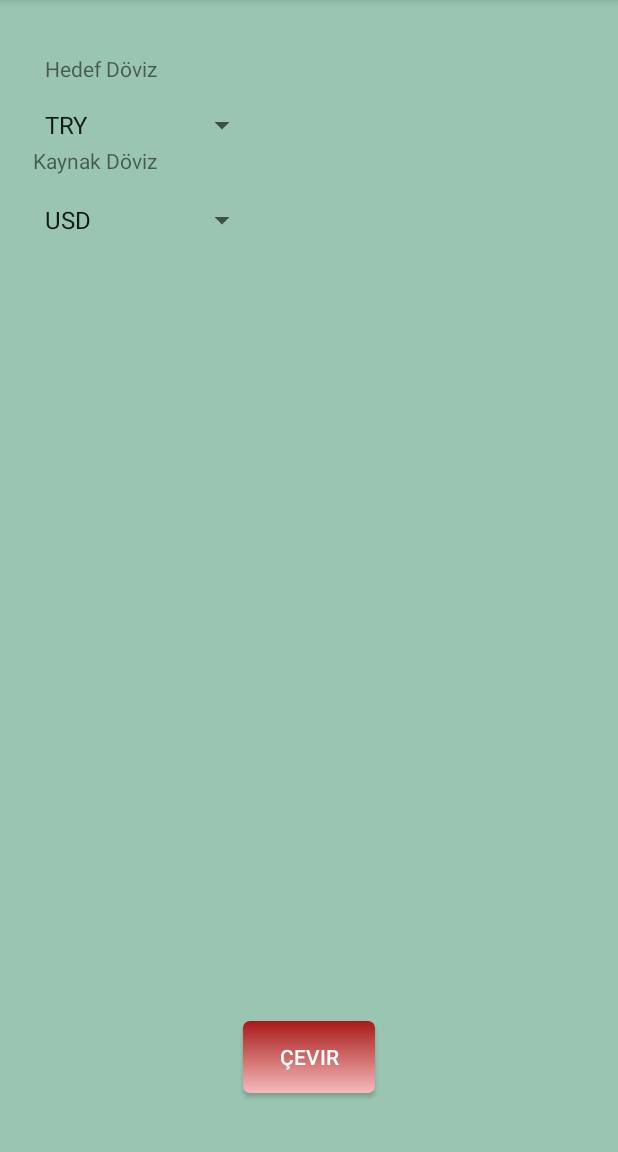
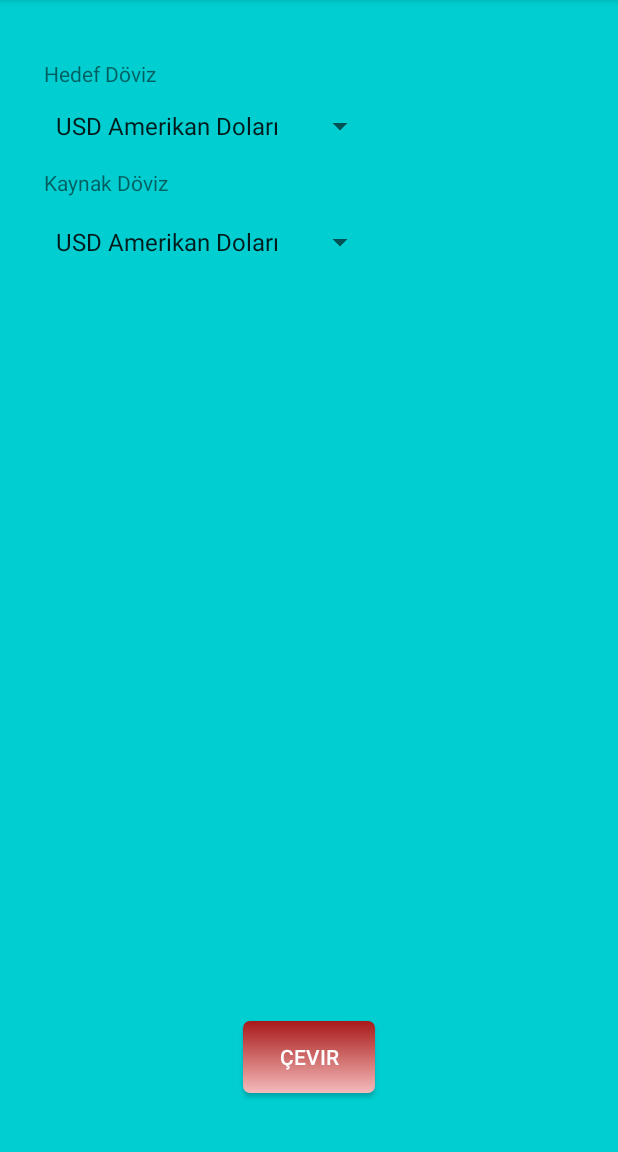
Before and after one commit to ibrahimd1/KameraIleDovizCevrim, an Android app: the screen it shows after launch (MainActivity), on a phone screen of 412 x 824 dp, the part 84-1236 px from its top. Run offline under Robolectric (Android 15) with nearby library versions, the phone set to English and light mode, and no system bars; Roboto replaces fonts that are not available here.

Commit message:
değişiklik yapıldı

```diff
--- a/app/src/main/java/kamerailedovizcevrim/com/kamerledvizevrim/DovizCevrim.java
+++ b/app/src/main/java/kamerailedovizcevrim/com/kamerledvizevrim/DovizCevrim.java
@@ -322,8 +322,8 @@ public class DovizCevrim extends AppCompatActivity implements View.OnClickListen
 
                 String oran = jsonObject.getJSONObject(kaynakDoviz + "_" + hedefDoviz).getString("val").toString();
 
-                Double sonuc = Double.valueOf(fiyat) * Double.parseDouble(oran);
-                mTextView.setText(fiyat.toString() + kaynakDoviz + " : " + sonuc.toString() + hedefDoviz);
+                Double sonuc = Double.valueOf(fiyat) * Math.round(Double.parseDouble(oran));
+                mTextView.setText(fiyat.toString() + " " + kaynakDoviz + " : " + sonuc.toString() + " " + hedefDoviz);
 
             } catch (JSONException e) {
                 e.printStackTrace();
--- a/app/src/main/java/kamerailedovizcevrim/com/kamerledvizevrim/MainActivity.java
+++ b/app/src/main/java/kamerailedovizcevrim/com/kamerledvizevrim/MainActivity.java
@@ -8,12 +8,15 @@ import android.widget.AdapterView;
 import android.widget.ArrayAdapter;
 import android.widget.Button;
 import android.widget.Spinner;
+import android.widget.Toast;
 
 public class MainActivity extends AppCompatActivity {
 
     //Spinner içerisine koyacağımız verileri tanımlıyoruz.
+    Yardimci yardimciSinif = new Yardimci();
     private String[] kaynakDovizEleman={"USD","EUR"};
     private String[] hedefDovizEleman={"TRY"};
+    private String[] dovizlerDeneme = yardimciSinif.Dovizler;
 
     //Spinner'ları ve Adapter'lerini tanımlıyoruz.
     private Spinner spinnerKaynakDoviz;
@@ -35,8 +38,8 @@ public class MainActivity extends AppCompatActivity {
         btnCevirmAc = (Button) findViewById(R.id.buttonCevrimAc);
 
         //Spinner'lar için adapterleri hazırlıyoruz.
-        dataAdapterForKaynakDoviz = new ArrayAdapter<String>(this, android.R.layout.simple_spinner_item, kaynakDovizEleman);
-        dataAdapterForHedefDoviz = new ArrayAdapter<String>(this, android.R.layout.simple_spinner_item,hedefDovizEleman);
+        dataAdapterForKaynakDoviz = new ArrayAdapter<String>(this, android.R.layout.simple_spinner_item, dovizlerDeneme);
+        dataAdapterForHedefDoviz = new ArrayAdapter<String>(this, android.R.layout.simple_spinner_item, dovizlerDeneme);
 
         //Listelenecek verilerin görünümünü belirliyoruz.
         dataAdapterForKaynakDoviz.setDropDownViewResource(android.R.layout.simple_spinner_dropdown_item);
@@ -49,7 +52,7 @@ public class MainActivity extends AppCompatActivity {
         spinnerKaynakDoviz.setOnItemSelectedListener(new AdapterView.OnItemSelectedListener() {
             @Override
             public void onItemSelected(AdapterView<?> parent, View view, int position, long id) {
-                m_KaynakDoviz = parent.getSelectedItem().toString();
+                m_KaynakDoviz = parent.getSelectedItem().toString().substring(0,3);
             }
 
             @Override
@@ -61,7 +64,8 @@ public class MainActivity extends AppCompatActivity {
         spinnerHedefDoviz.setOnItemSelectedListener(new AdapterView.OnItemSelectedListener() {
             @Override
             public void onItemSelected(AdapterView<?> parent, View view, int position, long id) {
-                m_HedefDoviz = parent.getSelectedItem().toString();
+                m_HedefDoviz = parent.getSelectedItem().toString().substring(0,3);
+                Toast.makeText(MainActivity.this, "Hedef: "+m_HedefDoviz, Toast.LENGTH_SHORT).show();
             }
 
             @Override
--- /dev/null
+++ b/app/src/main/java/kamerailedovizcevrim/com/kamerledvizevrim/Yardimci.java
@@ -0,0 +1,163 @@
+package kamerailedovizcevrim.com.kamerledvizevrim;
+
+/**
+ * Created by Ibrahim on 26.12.2018.
+ */
+
+public class Yardimci {
+    public String[] Dovizler={"USD Amerikan Doları",
+            "TRY Türk Lirası",
+            "EUR Euro",
+            "GBP Sterlin",
+            "CHF İsviçre Frangı",
+            "CNY Çin Yuanı",
+            "JPY Japon Yeni",
+            "SAR Suudi A. Riyali",
+            "NOK Norveç Kronu",
+            "DKK Danimarka Kronu",
+            "AUD Avustralya Doları",
+            "CAD Kanada Doları",
+            "SEK İsveç Kronu",
+            "KWD Kuveyt Dinarı",
+            "IRR İran Riyali",
+            "RUB Rus Rublesi",
+            "AFN Afganistan Afganisi",
+            "AOA Angola Kvanzası",
+            "ARS Arjantin Pezosu",
+            "ALL Arnavut Leki",
+            "AWG Aruba Florini",
+            "AZN Azerbaycan Manatı",
+            "AED B.A.E. Dirhemi",
+            "BSD Bahama Doları",
+            "BHD Bahreyn Dinarı",
+            "BDT Bangladeş Takası",
+            "BBD Barbados Doları",
+            "BYR Belarus Rublesi",
+            "BZD Belize Doları",
+            "BMD Bermuda Doları",
+            "BTN Bhutan Ngultrumu",
+            "BOB Bolivya Bolivyanosu",
+            "BAM Bosna Konvertibl Mark",
+            "BWP Botsvana Pulası",
+            "BRL Brazilya Reali",
+            "BND Brunei Doları",
+            "BGN Bulgar Levası",
+            "BIF Burundi Frangı",
+            "XAF CFA Frangı BEAC",
+            "CVE Cape Verde Eskudosu",
+            "GIP Cebelitarık Paundu",
+            "DZD Cezayir Dinarı",
+            "DJF Cibuti Frangı",
+            "CZK Çek Korunası",
+            "DOP Dominik Pezosu",
+            "XCD Doğu Karayip Doları",
+            "SVC El Salvador Kolonu",
+            "IDR Endonezya Rupisi",
+            "ERN Eritre, Nakfa",
+            "AMD Ermenistan Dramı",
+            "ETB Etiyopya Biri",
+            "FKP Falkland Adaları Lirası",
+            "MAD Fas Dirhemi",
+            "FJD Fiji Doları",
+            "PHP Filipinler Pesosu",
+            "GMD Gambiya Dalasisi",
+            "GHS Gana Cedisi",
+            "GNF Gine Frangı",
+            "GTQ Guatemala Kuetzalı",
+            "GYD Guyana Doları",
+            "ZAR Güney Afrika Randı",
+            "KRW Güney Kore Wonu",
+            "GEL Gürcistan Larisi",
+            "HTG Haiti Gurdesi",
+            "INR Hindistan Rupisi",
+            "ANG Hollanda Antilleri Florini",
+            "HNL Honduras Lempirası",
+            "HKD Hong Kong Doları",
+            "HRK Hırvat Kunası",
+            "IQD Irak Dinarı",
+            "ILS İsrail Yeni Şekeli",
+            "ISK İzlanda Kronu",
+            "JMD Jamaika Doları",
+            "KHR Kamboçya Rieli",
+            "QAR Katar Riyali",
+            "KYD Kayman Adaları Doları",
+            "KZT Kazakistan Tengesi",
+            "KES Kenya Şilini",
+            "COP Kolombiya Pezosu",
+            "KMF Komor Frangı",
+            "CDF Kongo Frangı",
+            "CRC Kosta Rika Kolonu",
+            "KPW Kuzey Kore Vonu",
+            "CUP Küba Pezosu",
+            "KGS Kırgızistan Somu",
+            "LAK Laos Kipi",
+            "LSL Lesotho Lotisi",
+            "LVL Letonya Latsı",
+            "LRD Liberya Doları",
+            "LYD Libya Dinarı",
+            "LTL Litvanya Litusu",
+            "LBP Lübnan Paundu",
+            "HUF Macar Forinti",
+            "MGA Madagaskar Doları",
+            "MOP Makau Patacası",
+            "MKD Makedonya Dinarı",
+            "MWK Malavi Kvakası",
+            "MVR Maldiv Rufiyası",
+            "MYR Malezya Ringiti",
+            "MUR Mauritus Rupisi",
+            "MXN Meksika Pezosu",
+            "MDL Moldova Leyi",
+            "MRO Moritanya Ouguiyası",
+            "MZN Mozambik Metikali",
+            "MNT Moğolistan Tugriki",
+            "MMK Myanmar Kyatı",
+            "EGP Mısır Lirası",
+            "NAD Namibya Doları",
+            "NPR Nepal Rupisi",
+            "NGN Nijerya Nairası",
+            "NIO Nikaragua Kordoba Orosu",
+            "UZS Özbekistan Sumu",
+            "PAB Panama Balboası",
+            "PGK Papua Yeni Gine Kinası",
+            "PYG Paraguay Guaranisi",
+            "PEN Peru Yeni Solu",
+            "PLN Polonya Zlotisi",
+            "RON Romen Leyi",
+            "RWF Ruanda Frangı",
+            "SHP Saint Helena Paundu",
+            "WST Samoa Talası",
+            "STD Sao Tome ve P. Dobrası",
+            "SCR Seyşeller Rupisi",
+            "SLL Sierra Leone Leonu",
+            "SGD Singapur Doları",
+            "SBD Solomon Adaları Doları",
+            "SOS Somali Şilini",
+            "LKR Sri Lanka Rupisi",
+            "SDG Sudan Dinarı",
+            "SRD Surinam Doları",
+            "SYP Suriye Lirası",
+            "SZL Svaziland Lilangenisi",
+            "RSD Sırp Dinarı",
+            "CLP Şili Pezosu",
+            "TJS Tacikistan Somonisi",
+            "TZS Tanzanya Şilini",
+            "THB Tayland Bahtı",
+            "TWD Tayvan Yeni Doları",
+            "TOP Tonga Paangası",
+            "TTD Trinidad ve Tobago Doları",
+            "TND Tunus Dinarı",
+            "TMT Türkmenistan Y. Manatı",
+            "UGX Uganda Şilini",
+            "UAH Ukrayna Hryvniası",
+            "OMR Umman Riyali",
+            "UYU Uruguay Pezosu",
+            "JOD Ürdün Dinarı",
+            "VUV Vanuatu Vatusu",
+            "VEF Venezuela Bolivarı",
+            "VND Vietnam Dongu",
+            "YER Yemen Riyali",
+            "NZD Yeni Zelanda Doları",
+            "ZMW Zambian Kwacha",
+            "ZWL Zimbabve Doları"
+    };
+}
--- a/app/src/main/res/layout/activity_main.xml
+++ b/app/src/main/res/layout/activity_main.xml
@@ -2,7 +2,7 @@
 <RelativeLayout
     xmlns:android="http://schemas.android.com/apk/res/android" android:layout_width="match_parent"
     android:layout_height="match_parent"
-    android:background="#9ac5b1">
+    android:background="#00CED1">
 
     <TextView
         android:id="@+id/textView2"
@@ -10,19 +10,17 @@
         android:layout_height="wrap_content"
         android:layout_alignParentLeft="true"
         android:layout_alignParentStart="true"
-        android:layout_alignParentTop="true"
-        android:layout_marginLeft="22dp"
-        android:layout_marginStart="22dp"
-        android:layout_marginTop="97dp"
+        android:layout_below="@+id/hedefDoviz"
+        android:layout_marginLeft="29dp"
+        android:layout_marginStart="29dp"
+        android:layout_marginTop="16dp"
         android:text="Kaynak Döviz" />
 
     <Spinner
         android:id="@+id/kaynakDoviz"
-        android:layout_width="150dp"
+        android:layout_width="wrap_content"
         android:layout_height="wrap_content"
-        android:layout_alignEnd="@+id/hedefDoviz"
         android:layout_alignLeft="@+id/textView2"
-        android:layout_alignRight="@+id/hedefDoviz"
         android:layout_alignStart="@+id/textView2"
         android:layout_below="@+id/textView2"
         android:layout_marginTop="18dp" />
@@ -31,20 +29,20 @@
         android:id="@+id/textView3"
         android:layout_width="wrap_content"
         android:layout_height="wrap_content"
-        android:layout_alignEnd="@+id/textView2"
-        android:layout_alignRight="@+id/textView2"
-        android:layout_below="@+id/spinner"
-        android:layout_marginTop="36dp"
+        android:layout_alignLeft="@+id/hedefDoviz"
+        android:layout_alignParentTop="true"
+        android:layout_alignStart="@+id/hedefDoviz"
+        android:layout_marginTop="39dp"
         android:text="Hedef Döviz" />
 
     <Spinner
         android:id="@+id/hedefDoviz"
-        android:layout_width="150dp"
+        android:layout_width="wrap_content"
         android:layout_height="wrap_content"
         android:layout_alignLeft="@+id/textView2"
         android:layout_alignStart="@+id/textView2"
         android:layout_below="@+id/textView3"
-        android:layout_marginTop="16dp" />
+        android:layout_marginTop="13dp" />
 
     <Button
         android:id="@+id/buttonCevrimAc"
--- a/app/src/main/res/layout/deneme.xml
+++ b/app/src/main/res/layout/deneme.xml
@@ -1,17 +1,15 @@
 <?xml version="1.0" encoding="utf-8"?>
 <RelativeLayout
     xmlns:android="http://schemas.android.com/apk/res/android" android:layout_width="match_parent"
-    android:layout_height="match_parent">
+    android:layout_height="match_parent"
+    android:orientation="vertical">
 
     <TextView
         android:id="@+id/textView2"
-        android:layout_width="wrap_content"
+        android:layout_width="match_parent"
         android:layout_height="wrap_content"
-        android:layout_alignParentLeft="true"
-        android:layout_alignParentStart="true"
-        android:layout_alignParentTop="true"
         android:layout_marginLeft="22dp"
-        android:layout_marginStart="22dp"
+        android:layout_marginStart=".22dp"
         android:layout_marginTop="97dp"
         android:text="TextView" />
 
@@ -28,10 +26,10 @@
         android:id="@+id/textView3"
         android:layout_width="wrap_content"
         android:layout_height="wrap_content"
-        android:layout_alignEnd="@+id/textView2"
-        android:layout_alignRight="@+id/textView2"
+        android:layout_alignLeft="@+id/spinner"
+        android:layout_alignStart="@+id/spinner"
         android:layout_below="@+id/spinner"
-        android:layout_marginTop="36dp"
+        android:layout_marginTop="39dp"
         android:text="TextView" />
 
     <Spinner
@@ -42,4 +40,14 @@
         android:layout_alignStart="@+id/textView3"
         android:layout_below="@+id/textView3"
         android:layout_marginTop="19dp" />
+
+    <Spinner
+        android:id="@+id/spinner3"
+        android:layout_width="match_parent"
+        android:layout_height="wrap_content"
+
+        android:layout_alignParentLeft="true"
+        android:layout_alignParentStart="true"
+        android:layout_below="@+id/spinner2"
+        android:layout_marginTop="83dp" />
 </RelativeLayout>
--- /dev/null
+++ b/app/src/main/res/layout/deneme2.xml
@@ -0,0 +1,45 @@
+<?xml version="1.0" encoding="utf-8"?>
+<RelativeLayout
+    xmlns:android="http://schemas.android.com/apk/res/android" android:layout_width="match_parent"
+    android:layout_height="match_parent">
+
+    <TextView
+        android:id="@+id/textView4"
+        android:layout_width="wrap_content"
+        android:layout_height="wrap_content"
+        android:layout_alignParentLeft="true"
+        android:layout_alignParentStart="true"
+        android:layout_alignParentTop="true"
+        android:layout_marginLeft="12dp"
+        android:layout_marginStart="12dp"
+        android:layout_marginTop="105dp"
+        android:text="TextView" />
+
+    <Spinner
+        android:id="@+id/spinner4"
+        android:layout_width="wrap_content"
+        android:layout_height="wrap_content"
+        android:layout_alignLeft="@+id/textView4"
+        android:layout_alignStart="@+id/textView4"
+        android:layout_below="@+id/textView4"
+        android:layout_marginTop="33dp" />
+
+    <TextView
+        android:id="@+id/textView5"
+        android:layout_width="wrap_content"
+        android:layout_height="wrap_content"
+        android:layout_alignLeft="@+id/spinner4"
+        android:layout_alignStart="@+id/spinner4"
+        android:layout_below="@+id/spinner4"
+        android:layout_marginTop="32dp"
+        android:text="TextView" />
+
+    <Spinner
+        android:id="@+id/spinner5"
+        android:layout_width="wrap_content"
+        android:layout_height="wrap_content"
+        android:layout_alignLeft="@+id/textView5"
+        android:layout_alignStart="@+id/textView5"
+        android:layout_below="@+id/textView5"
+        android:layout_marginTop="34dp" />
+</RelativeLayout>
```
